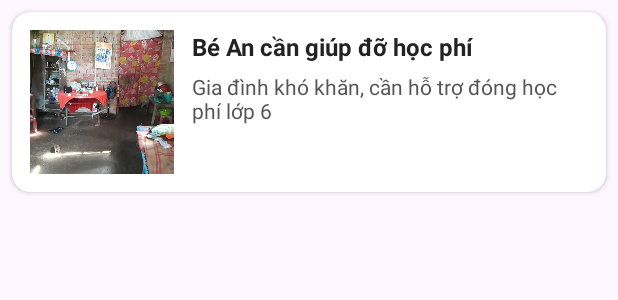
After one commit to CongLuu09/thiennguyen, an Android app: the layout item_situation.xml on its own in the app's theme, with its tools: preview values and no code run, on a phone screen of 412 x 824 dp. The commit adds this screen. Shown: the top 300 px of the screen. Run offline under Robolectric (Android 15) with nearby library versions, the phone set to English and light mode, and no system bars.

Commit message:
Create screen

```diff
--- a/app/src/main/java/com/kenhtao/site/thiennguyen/data/adapter/BannerAdapter.java
+++ b/app/src/main/java/com/kenhtao/site/thiennguyen/data/adapter/BannerAdapter.java
@@ -26,6 +26,8 @@ public class BannerAdapter extends RecyclerView.Adapter<BannerAdapter.BannerView
         originalImages.add(R.drawable.banner1);
         originalImages.add(R.drawable.banner2);
         originalImages.add(R.drawable.banner3);
+        originalImages.add(R.drawable.help4);
+        originalImages.add(R.drawable.help5);
 
 
         bannerImages = new ArrayList<>();
--- /dev/null
+++ b/app/src/main/res/layout/item_situation.xml
@@ -0,0 +1,54 @@
+<androidx.cardview.widget.CardView xmlns:android="http://schemas.android.com/apk/res/android"
+    android:layout_width="match_parent"
+    android:layout_height="wrap_content"
+    xmlns:app="http://schemas.android.com/apk/res-auto"
+    android:layout_margin="8dp"
+    android:elevation="4dp"
+    android:foreground="?attr/selectableItemBackground"
+    app:cardCornerRadius="12dp">
+
+    <LinearLayout
+        android:padding="12dp"
+        android:orientation="horizontal"
+        android:layout_width="match_parent"
+        android:layout_height="wrap_content">
+
+        <ImageView
+            android:id="@+id/imgHelp"
+            android:layout_width="96dp"
+            android:layout_height="96dp"
+            android:scaleType="centerCrop"
+            android:src="@drawable/help1"
+            android:layout_marginEnd="12dp"
+            android:background="@drawable/bg_rounded_banner" />
+
+        <LinearLayout
+            android:orientation="vertical"
+            android:layout_width="0dp"
+            android:layout_weight="1"
+            android:layout_height="wrap_content">
+
+            <TextView
+                android:id="@+id/txtTitle"
+                android:text="Bé An cần giúp đỡ học phí"
+                android:textStyle="bold"
+                android:textColor="#222222"
+                android:textSize="16sp"
+                android:maxLines="2"
+                android:ellipsize="end"
+                android:layout_width="match_parent"
+                android:layout_height="wrap_content" />
+
+            <TextView
+                android:id="@+id/txtDescription"
+                android:text="Gia đình khó khăn, cần hỗ trợ đóng học phí lớp 6"
+                android:textSize="14sp"
+                android:textColor="#555555"
+                android:maxLines="3"
+                android:ellipsize="end"
+                android:layout_marginTop="6dp"
+                android:layout_width="match_parent"
+                android:layout_height="wrap_content" />
+        </LinearLayout>
+    </LinearLayout>
+</androidx.cardview.widget.CardView>
--- a/app/src/main/res/values/colors.xml
+++ b/app/src/main/res/values/colors.xml
@@ -18,4 +18,7 @@
     <color name="backgroundCard">#FFFFFF</color>
     <color name="dividerGray">#F0F0F0</color>
 
+    <color name="background_light">#F9F9F9</color>
+
+
 </resources>
```
Also changed, not shown: app/src/main/AndroidManifest.xml (+6 -3 lines), app/src/main/java/com/kenhtao/site/thiennguyen/ui/main/activity/SituationListActivity.java (added, +56 -0 lines), app/src/main/java/com/kenhtao/site/thiennguyen/ui/main/fragment/HomeFragment.java (+57 -1 lines), app/src/main/res/layout/activity_situation_list.xml (added, +27 -0 lines), app/src/main/res/drawable/help4.jpg (added), app/src/main/res/drawable/help5.png (added).
